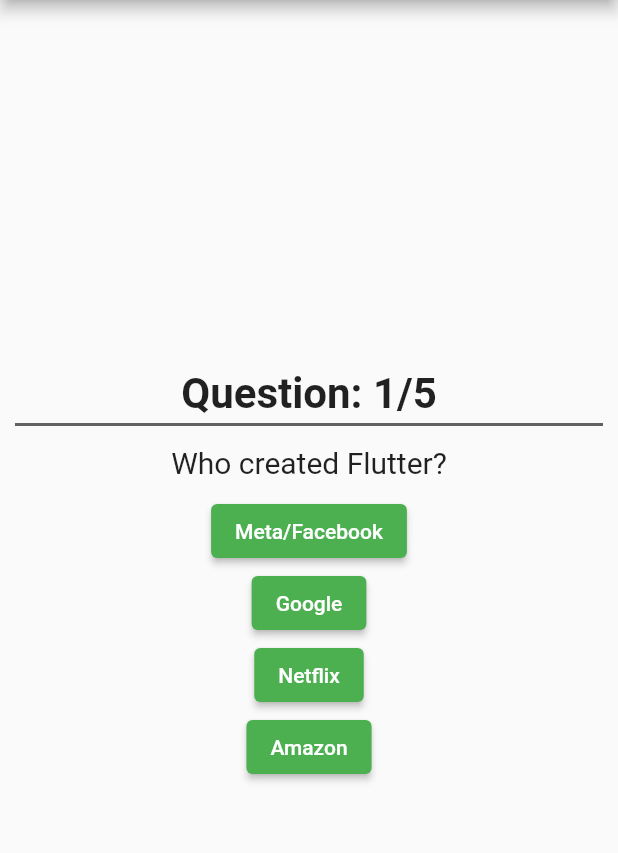
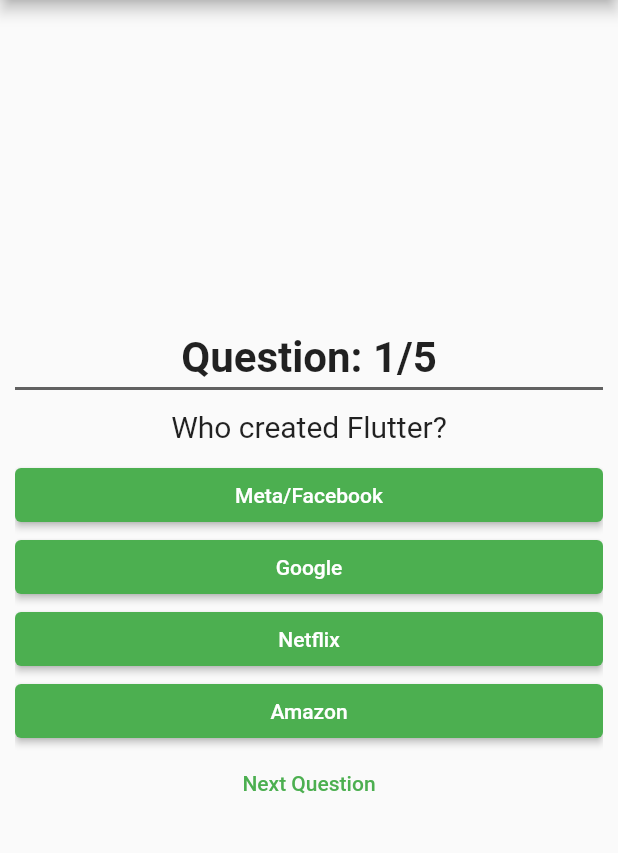
Before and after one commit to mjk22071998/quiz_app, a Flutter app: the screen it shows after launch, on a phone screen of 412 x 824 dp, the part 84-937 px from its top. Run offline on Flutter 3.47's test engine with Material 2 defaults, Android fonts, the phone set to English and light mode, and no system bars.

Commit message:
Next question button added

```diff
--- a/lib/main.dart
+++ b/lib/main.dart
@@ -42,10 +42,11 @@ class _MyHomePageState extends State<MyHomePage> {
               itemBuilder: (context, index) {
                 return Column(
                   mainAxisAlignment: MainAxisAlignment.center,
-                  crossAxisAlignment: CrossAxisAlignment.center,
+                  crossAxisAlignment: CrossAxisAlignment.stretch,
                   children: [
                     Text(
                       "Question: ${index + 1}/${questionsList.length}",
+                      textAlign: TextAlign.center,
                       style: const TextStyle(
                           fontSize: 28, fontWeight: FontWeight.bold),
                     ),
@@ -66,14 +67,12 @@ class _MyHomePageState extends State<MyHomePage> {
                         i < questionsList[index].answers.length;
                         i++)
                       ElevatedButton(
-                          onPressed: () {},
-                          child: Text(
-                            questionsList[index]
-                                .answers
-                                .entries
-                                .toList()[i]
-                                .key,
-                          ))
+                        onPressed: () {},
+                        child: Text(
+                          questionsList[index].answers.entries.toList()[i].key,
+                        ),
+                      ),
+                    TextButton(onPressed: (){} ,child: const  Text("Next Question"))
                   ],
                 );
               },
```
